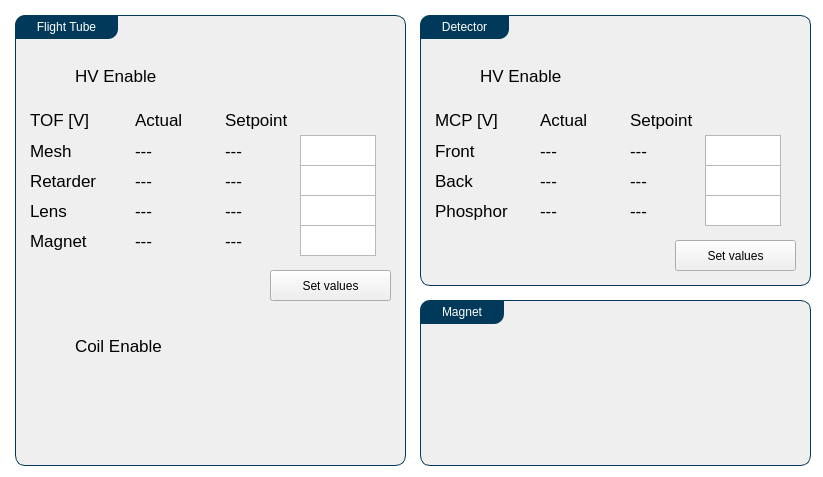
pnjun/UrsaPQ-Manager, file Utils/ursapqConsoleResources/spectrometer.ui: the form before one commit.
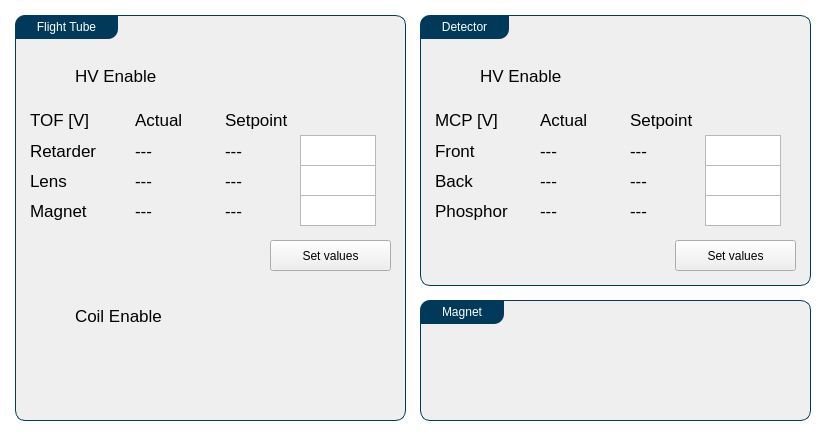
The form after the commit.

Commit message: removed mesh and imporved motion control

The edit to the form file:
```diff
--- a/Utils/ursapqConsoleResources/spectrometer.ui
+++ b/Utils/ursapqConsoleResources/spectrometer.ui
@@ -7,7 +7,7 @@
     <x>0</x>
     <y>0</y>
     <width>823</width>
-    <height>477</height>
+    <height>436</height>
    </rect>
   </property>
   <property name="windowTitle">
@@ -45,7 +45,7 @@
       <x>15</x>
       <y>15</y>
       <width>391</width>
-      <height>451</height>
+      <height>406</height>
      </rect>
     </property>
     <property name="title">
@@ -81,27 +81,14 @@
        <x>15</x>
        <y>120</y>
        <width>361</width>
-       <height>181</height>
+       <height>151</height>
       </rect>
      </property>
-     <widget class="QLabel" name="label_10">
-      <property name="geometry">
-       <rect>
-        <x>0</x>
-        <y>0</y>
-        <width>76</width>
-        <height>31</height>
-       </rect>
-      </property>
-      <property name="text">
-       <string>Mesh</string>
-      </property>
-     </widget>
      <widget class="QLabel" name="label_11">
       <property name="geometry">
        <rect>
         <x>0</x>
-        <y>30</y>
+        <y>0</y>
         <width>91</width>
         <height>31</height>
        </rect>
@@ -114,7 +101,7 @@
       <property name="geometry">
        <rect>
         <x>0</x>
-        <y>60</y>
+        <y>30</y>
         <width>106</width>
         <height>31</height>
        </rect>
@@ -123,24 +110,11 @@
        <string>Lens</string>
       </property>
      </widget>
-     <widget class="QLabel" name="tofMesh_act">
-      <property name="geometry">
-       <rect>
-        <x>105</x>
-        <y>0</y>
-        <width>91</width>
-        <height>31</height>
-       </rect>
-      </property>
-      <property name="text">
-       <string>---</string>
-      </property>
-     </widget>
      <widget class="QLabel" name="tofRetarder_act">
       <property name="geometry">
        <rect>
         <x>105</x>
-        <y>30</y>
+        <y>0</y>
         <width>91</width>
         <height>31</height>
        </rect>
@@ -153,7 +127,7 @@
       <property name="geometry">
        <rect>
         <x>105</x>
-        <y>60</y>
+        <y>30</y>
         <width>91</width>
         <height>31</height>
        </rect>
@@ -162,21 +136,11 @@
        <string>---</string>
       </property>
      </widget>
-     <widget class="QPlainTextEdit" name="tofMesh_in">
-      <property name="geometry">
-       <rect>
-        <x>270</x>
-        <y>0</y>
-        <width>76</width>
-        <height>31</height>
-       </rect>
-      </property>
-     </widget>
      <widget class="QPushButton" name="tofSetButton">
       <property name="geometry">
        <rect>
         <x>240</x>
-        <y>135</y>
+        <y>105</y>
         <width>121</width>
         <height>31</height>
        </rect>
@@ -185,24 +149,11 @@
        <string>Set values</string>
       </property>
      </widget>
-     <widget class="QLabel" name="tofMesh_set">
-      <property name="geometry">
-       <rect>
-        <x>195</x>
-        <y>0</y>
-        <width>76</width>
-        <height>31</height>
-       </rect>
-      </property>
-      <property name="text">
-       <string>---</string>
-      </property>
-     </widget>
      <widget class="QLabel" name="tofRetarder_set">
       <property name="geometry">
        <rect>
         <x>195</x>
-        <y>30</y>
+        <y>0</y>
         <width>76</width>
         <height>31</height>
        </rect>
@@ -215,7 +166,7 @@
       <property name="geometry">
        <rect>
         <x>195</x>
-        <y>60</y>
+        <y>30</y>
         <width>76</width>
         <height>31</height>
        </rect>
@@ -228,7 +179,7 @@
       <property name="geometry">
        <rect>
         <x>270</x>
-        <y>30</y>
+        <y>0</y>
         <width>76</width>
         <height>31</height>
        </rect>
@@ -238,7 +189,7 @@
       <property name="geometry">
        <rect>
         <x>270</x>
-        <y>60</y>
+        <y>30</y>
         <width>76</width>
         <height>31</height>
        </rect>
@@ -248,7 +199,7 @@
       <property name="geometry">
        <rect>
         <x>0</x>
-        <y>90</y>
+        <y>60</y>
         <width>106</width>
         <height>31</height>
        </rect>
@@ -261,7 +212,7 @@
       <property name="geometry">
        <rect>
         <x>105</x>
-        <y>90</y>
+        <y>60</y>
         <width>91</width>
         <height>31</height>
        </rect>
@@ -274,7 +225,7 @@
       <property name="geometry">
        <rect>
         <x>195</x>
-        <y>90</y>
+        <y>60</y>
         <width>76</width>
         <height>31</height>
        </rect>
@@ -287,7 +238,7 @@
       <property name="geometry">
        <rect>
         <x>270</x>
-        <y>90</y>
+        <y>60</y>
         <width>76</width>
         <height>31</height>
        </rect>
@@ -337,7 +288,7 @@
      <property name="geometry">
       <rect>
        <x>15</x>
-       <y>300</y>
+       <y>270</y>
        <width>361</width>
        <height>136</height>
       </rect>
@@ -620,7 +571,7 @@
       <x>420</x>
       <y>300</y>
       <width>391</width>
-      <height>166</height>
+      <height>121</height>
      </rect>
     </property>
     <property name="title">
```
The commit also changes 3 other files.
